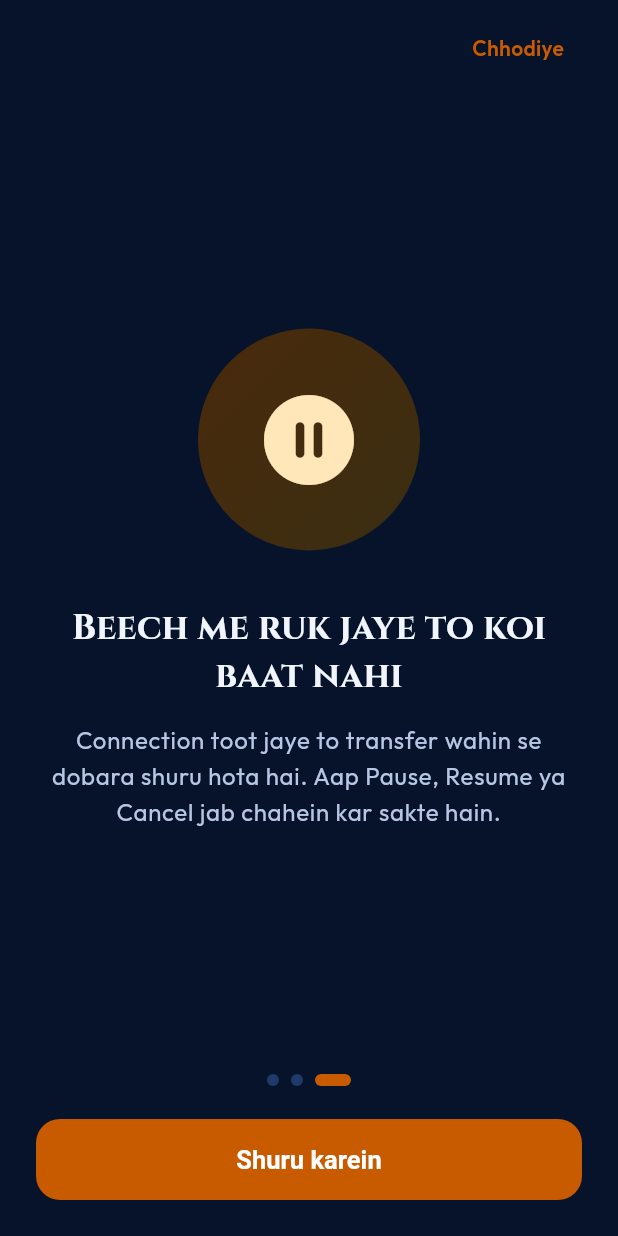
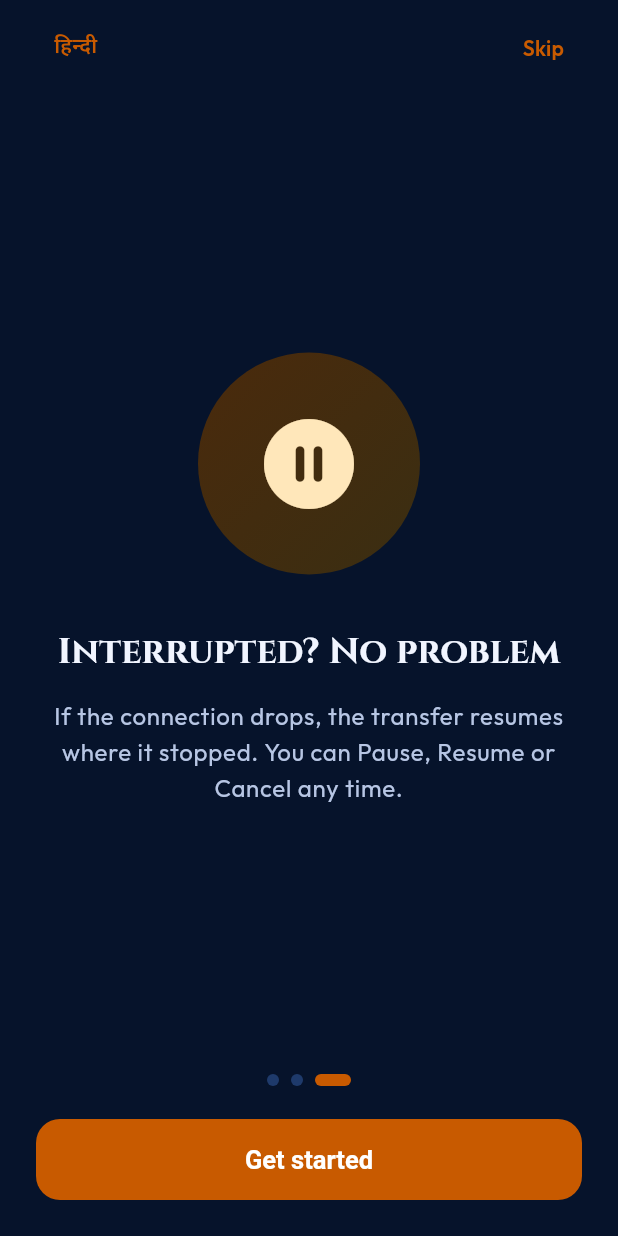
Before and after one commit to AaravManatwal/Vega, a Flutter app: the screen it shows after launch, swiped to page 3, on a phone screen of 412 x 824 dp. Run offline on Flutter 3.47's test engine with Material 3 defaults, Android fonts, the phone set to English and light mode, and no system bars; our stand-ins replace convert, device_info_plus, file_picker, flutter_local_notifications, flutter_riverpod, permission_handler and 4 more; missing offline and left inert: bonsoir, cryptography, cryptography_flutter, flutter_foreground_task, mobile_scanner; accounts and stored records are empty.

Commit message:
UI: bilingual onboarding with language switch, bilingual progress ring
Co-Authored-By: Claude Sonnet 5.5 <noreply@anthropic.com>
Claude-Session: https://claude.ai/code/session_019UtEejS78rJ7NeDAo88zDp

```diff
--- a/flutter_app/lib/screens/onboarding_screen.dart
+++ b/flutter_app/lib/screens/onboarding_screen.dart
@@ -1,10 +1,13 @@
 import 'package:flutter/material.dart';
+import 'package:flutter_riverpod/flutter_riverpod.dart';
 import 'package:shared_preferences/shared_preferences.dart';
+import '../l10n/vega_strings.dart';
+import '../state/app_state.dart';
 import '../theme/app_theme.dart';
 import 'home_screen.dart';
 
 /// Three short pages shown once, the first time Vega opens.
-class OnboardingScreen extends StatefulWidget {
+class OnboardingScreen extends ConsumerStatefulWidget {
   const OnboardingScreen({super.key});
 
   static const String prefsKey = 'vega_onboarded_v1';
@@ -19,7 +22,7 @@ class OnboardingScreen extends StatefulWidget {
   }
 
   @override
-  State<OnboardingScreen> createState() => _OnboardingScreenState();
+  ConsumerState<OnboardingScreen> createState() => _OnboardingScreenState();
 }
 
 class _Page {
@@ -29,25 +32,31 @@ class _Page {
   final String text;
 }
 
-class _OnboardingScreenState extends State<OnboardingScreen> {
-  static const _pages = <_Page>[
+class _OnboardingScreenState extends ConsumerState<OnboardingScreen> {
+  List<_Page> _pages(VegaStrings s) => [
         _Page(
           Icons.bolt_rounded,
-      'Internet ke bina, tezi se',
-      'Vega aas-paas ke phone ya laptop ko seedha Wi-Fi par file bhejta hai. '
-          'Na data lagta hai, na koi server beech me aata hai.',
+          s.t('Fast, without internet', 'इंटरनेट के बिना, तेज़ी से'),
+          s.t(
+            'Vega sends files straight to nearby phones and laptops over Wi-Fi. No mobile data, no server in between.',
+            'Vega आस-पास के फ़ोन या लैपटॉप को सीधे Wi-Fi पर फ़ाइल भेजता है। न डेटा लगता है, न बीच में कोई सर्वर।',
+          ),
         ),
         _Page(
           Icons.verified_user_rounded,
-      'Pehle code milaiye, phir Accept',
-      'Dono phone par ek 6 ank ka code dikhta hai. Code same ho to hi file lein. '
-          'Har file locked rehti hai aur poori aane par jaanchi jaati hai.',
+          s.t('Match the code, then Accept', 'पहले कोड मिलाइए, फिर Accept'),
+          s.t(
+            'Both phones show the same 6-digit code. Accept only if it matches. Every file stays locked and is verified when it arrives.',
+            'दोनों फ़ोन पर एक जैसा 6 अंकों का कोड दिखता है। कोड मिले तभी फ़ाइल लें। हर फ़ाइल लॉक रहती है और पूरी आने पर जाँची जाती है।',
+          ),
         ),
         _Page(
           Icons.pause_circle_rounded,
-      'Beech me ruk jaye to koi baat nahi',
-      'Connection toot jaye to transfer wahin se dobara shuru hota hai. '
-          'Aap Pause, Resume ya Cancel jab chahein kar sakte hain.',
+          s.t('Interrupted? No problem', 'बीच में रुक जाए तो कोई बात नहीं'),
+          s.t(
+            'If the connection drops, the transfer resumes where it stopped. You can Pause, Resume or Cancel any time.',
+            'कनेक्शन टूट जाए तो ट्रांसफ़र वहीं से दोबारा शुरू होता है। आप जब चाहें Pause, Resume या Cancel कर सकते हैं।',
+          ),
         ),
       ];
 
@@ -72,7 +81,7 @@ class _OnboardingScreenState extends State<OnboardingScreen> {
   }
 
   void _next() {
-    if (_index >= _pages.length - 1) {
+    if (_index >= 2) {
       _finish();
     } else {
       _controller.nextPage(duration: VegaMotion.medium, curve: VegaMotion.decelerate);
@@ -83,7 +92,10 @@ class _OnboardingScreenState extends State<OnboardingScreen> {
   Widget build(BuildContext context) {
     final cs = Theme.of(context).colorScheme;
     final text = Theme.of(context).textTheme;
-    final last = _index == _pages.length - 1;
+    final hi = ref.watch(hindiProvider);
+    final str = VegaStrings(hi);
+    final pages = _pages(str);
+    final last = _index == pages.length - 1;
 
     return Scaffold(
       backgroundColor: cs.surface,
@@ -92,20 +104,30 @@ class _OnboardingScreenState extends State<OnboardingScreen> {
           padding: const EdgeInsets.fromLTRB(24, 8, 24, 24),
           child: Column(
             children: [
-              Align(
-                alignment: Alignment.centerRight,
-                child: TextButton(
+              Row(
+                children: [
+                  TextButton(
+                    onPressed: () {
+                      final c = ref.read(vegaProvider.notifier);
+                      c.updateSettings(
+                          ref.read(vegaProvider).settings.copyWith(language: hi ? 'en' : 'hi'));
+                    },
+                    child: Text(hi ? 'English' : 'हिन्दी'),
+                  ),
+                  const Spacer(),
+                  TextButton(
                     onPressed: _finish,
-                  child: const Text('Chhodiye'),
+                    child: Text(str.t('Skip', 'छोड़ें')),
                   ),
+                ],
               ),
               Expanded(
                 child: PageView.builder(
                   controller: _controller,
-                  itemCount: _pages.length,
+                  itemCount: pages.length,
                   onPageChanged: (i) => setState(() => _index = i),
                   itemBuilder: (context, i) {
-                    final page = _pages[i];
+                    final page = pages[i];
                     return Column(
                       mainAxisAlignment: MainAxisAlignment.center,
                       children: [
@@ -145,7 +167,7 @@ class _OnboardingScreenState extends State<OnboardingScreen> {
               Row(
                 mainAxisAlignment: MainAxisAlignment.center,
                 children: [
-                  for (int i = 0; i < _pages.length; i++)
+                  for (int i = 0; i < pages.length; i++)
                     AnimatedContainer(
                       duration: VegaMotion.short,
                       margin: const EdgeInsets.symmetric(horizontal: 4),
@@ -164,7 +186,7 @@ class _OnboardingScreenState extends State<OnboardingScreen> {
                 height: 54,
                 child: FilledButton(
                   onPressed: _next,
-                  child: Text(last ? 'Shuru karein' : 'Aage'),
+                  child: Text(last ? str.t('Get started', 'शुरू करें') : str.t('Next', 'आगे')),
                 ),
               ),
             ],
--- a/flutter_app/lib/screens/transfer_progress_screen.dart
+++ b/flutter_app/lib/screens/transfer_progress_screen.dart
@@ -78,6 +78,7 @@ class TransferProgressScreen extends ConsumerWidget {
             const SizedBox(height: 10),
             Center(
               child: ProgressRing(
+                hindi: hi,
                 progress: task.progress,
                 speedBytesPerSec: done ? 0 : task.speedBytesPerSec,
                 remaining: _remaining(task),
--- a/flutter_app/lib/widgets/home/live_transfer_card.dart
+++ b/flutter_app/lib/widgets/home/live_transfer_card.dart
@@ -19,7 +19,7 @@ class LiveTransferCard extends StatelessWidget {
 
     return Semantics(
       button: true,
-      label: '${sending ? 'Bhej rahe hain' : 'Mil raha hai'}: ${task.fileName}, $pct percent',
+      label: '${sending ? 'Sending' : 'Receiving'}: ${task.fileName}, $pct%',
       child: Material(
         color: cs.surfaceContainerHigh,
         shape: RoundedRectangleBorder(
```
Also changed, not shown: flutter_app/lib/widgets/progress/progress_ring.dart (+9 -7 lines). Lines whose indentation alone changed are shown as unchanged.
